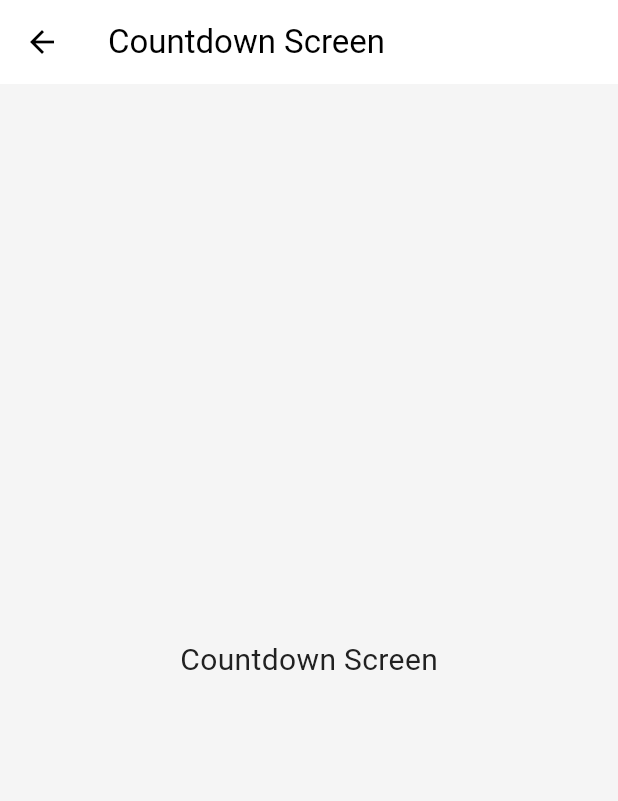
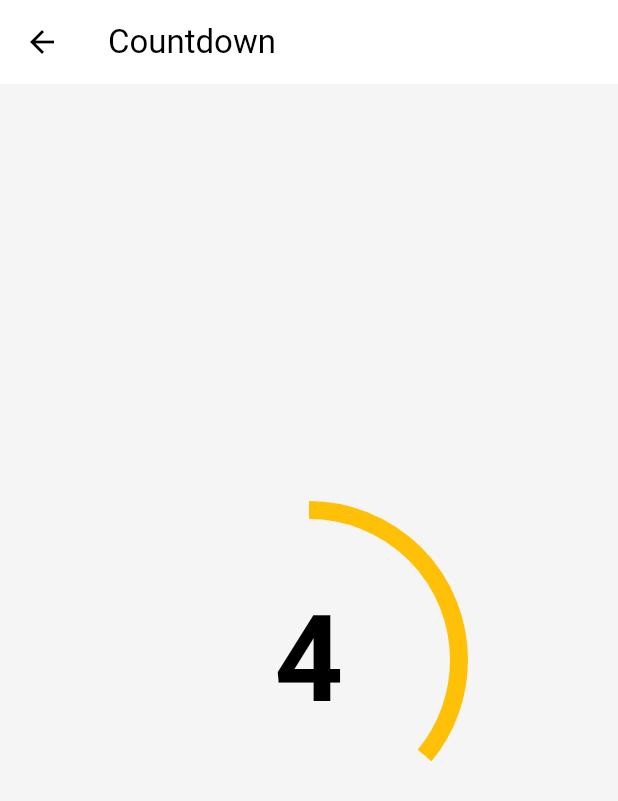
Before and after one commit to LouisLeNezet/AikidoHelper, a Flutter app: the CountdownScreen screen opened by its route, on a phone screen of 412 x 824 dp. Shown: the top 801 px of the screen. Run offline on Flutter 3.47's test engine with Material 3 defaults, Android fonts, the phone set to English and light mode, and no system bars.

Commit message:
Add countdown timer (#7)
Co-authored-by: Louis Le Nezet <louislenezet@gamil.com>

```diff
--- a/lib/screens/exam/countdown_screen.dart
+++ b/lib/screens/exam/countdown_screen.dart
@@ -1,11 +1,22 @@
 import 'package:flutter/material.dart';
-import '../../widgets/placeholder_scaffold.dart';
+import '../../widgets/countdown_timer.dart'; // Import the CountdownTimer widget
+import '../../routes.dart';
 
 class CountdownScreen extends StatelessWidget {
   const CountdownScreen({super.key});
 
   @override
   Widget build(BuildContext context) {
-    return const PlaceholderScaffold(title: 'Countdown Screen');
+    return Scaffold(
+      appBar: AppBar(
+        title: const Text('Countdown'),
+      ),
+      body: CountdownTimer(
+        duration: 5, // Set the countdown duration here (in seconds)
+        onFinish: () {
+          Navigator.pushReplacementNamed(context, AppRoutes.evaluation); // Navigate to the next screen when finished
+        },
+      ),
+    );
   }
 }
--- /dev/null
+++ b/lib/widgets/countdown_timer.dart
@@ -0,0 +1,111 @@
+import 'dart:async';
+import 'package:aikido_helper/constants/colors.dart';
+import 'package:flutter/material.dart';
+
+class CountdownTimer extends StatefulWidget {
+  final int duration; // The countdown duration in seconds
+  final VoidCallback onFinish; // Callback function when the countdown finishes
+
+  const CountdownTimer({
+    super.key,
+    required this.duration,
+    required this.onFinish,
+  });
+
+  @override
+  State<CountdownTimer> createState() => _CountdownTimerState();
+}
+
+class _CountdownTimerState extends State<CountdownTimer> with SingleTickerProviderStateMixin {
+  late int countdown; // The countdown value (in seconds)
+  late double progress; // Circle progress (fraction of time elapsed)
+  late AnimationController _animationController;
+  Timer? timer;
+
+  @override
+  void initState() {
+    super.initState();
+    countdown = widget.duration;
+    progress = 1.0; // Start with the full circle (100%)
+
+    // Initialize the AnimationController
+    _animationController = AnimationController(
+      vsync: this,
+      duration: Duration(seconds: widget.duration),
+    );
+
+    // Start the countdown and animation
+    startCountdown();
+  }
+
+  // Start the countdown and update the timer every second
+  void startCountdown() {
+    // Start the countdown timer
+    timer = Timer.periodic(const Duration(seconds: 1), (Timer t) {
+      setState(() {
+        if (countdown > 0) {
+          countdown--;
+        }
+
+        // Update the progress of the animation based on the countdown
+        progress = (widget.duration - countdown + 1) / widget.duration;
+        _animationController.animateTo(progress);
+
+        // When countdown reaches 0, stop the timer and animation
+        if (countdown == 0) {
+          Future.delayed(const Duration(milliseconds: 500), () {
+            t.cancel(); // Stop the timer
+            _animationController.stop(); // Stop the animation after the delay
+            widget.onFinish(); // Call the callback function when finished
+          });
+        }
+      });
+    });
+
+    // Start the animation from the beginning
+    _animationController.forward(from: 0.0);
+  }
+
+  @override
+  void dispose() {
+    timer?.cancel();
+    _animationController.dispose();
+    super.dispose();
+  }
+
+  @override
+  Widget build(BuildContext context) {
+    return Center(
+      child: Stack(
+        alignment: Alignment.center,
+        children: [
+          // Larger circle using SizedBox
+          SizedBox(
+            height: 200, // Circle size
+            width: 200,  // Circle size
+            child: AnimatedBuilder(
+              animation: _animationController,
+              builder: (context, child) {
+                return CircularProgressIndicator(
+                  value: _animationController.value, // Circle decreases as the timer goes down
+                  strokeWidth: 12, // Stroke width of the circle
+                  valueColor: AlwaysStoppedAnimation<Color>(AppColors.accentColor), // Circle color
+                  backgroundColor: AppColors.backgroundColor, // Background color
+                );
+              },
+            ),
+          ),
+          // Display the remaining time in seconds (centered)
+          Text(
+            "$countdown",
+            style: Theme.of(context).textTheme.bodyLarge?.copyWith(
+                  fontSize: 80,
+                  fontWeight: FontWeight.bold,
+                  color: Colors.black,
+                ),
+          ),
+        ],
+      ),
+    );
+  }
+}
```
Also changed, not shown: lib/screens/exam/evaluation_screen.dart (+6 -2 lines), lib/screens/exam/exam_menu_screen.dart (+47 -2 lines).
